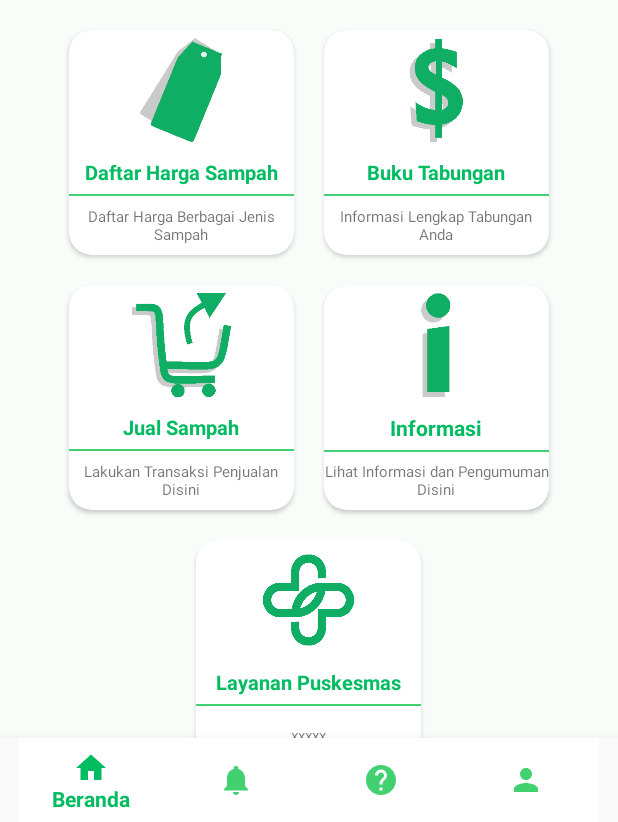
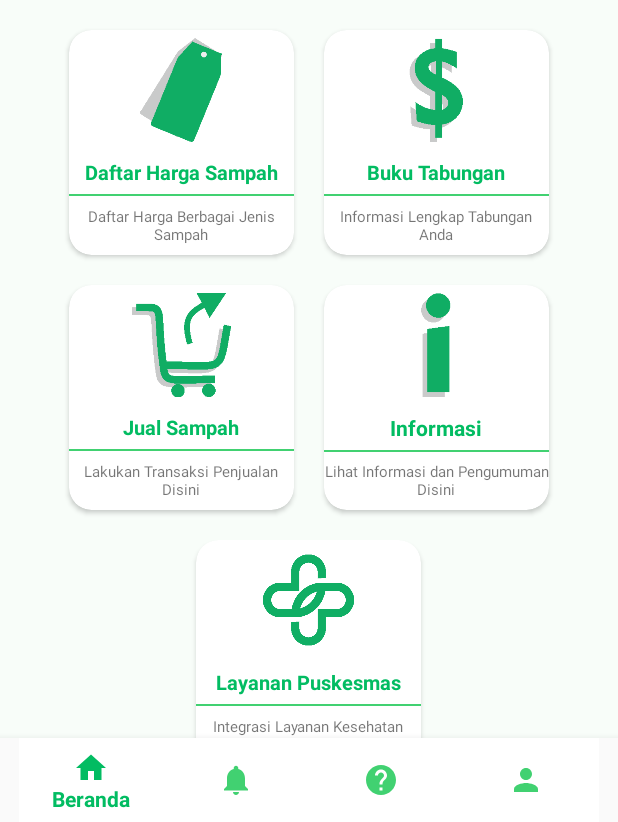
Before and after one commit to dinok97/Ewaste, an Android app: the screen it shows after launch once a user with an empty profile is signed in (HomeActivity), on a phone screen of 412 x 824 dp, the part 414-1236 px from its top. Run offline under Robolectric (Android 15) with nearby library versions, the phone set to English and light mode, and no system bars; our stand-ins replace Firebase (no records; nobody signed in at launch, a user with empty details on screens opened directly).

Commit message:
adjust layout

```diff
--- a/app/src/main/res/layout/fragment_help.xml
+++ b/app/src/main/res/layout/fragment_help.xml
@@ -196,6 +196,7 @@
                 android:layout_height="wrap_content"
                 android:clickable="true"
                 android:focusable="true"
+                android:layout_marginBottom="10dp"
                 android:orientation="vertical">
                 <ImageView
                     android:id="@+id/phone"
@@ -213,12 +214,6 @@
                     android:textSize="13sp" />
             </LinearLayout>
 
-            <View
-                android:layout_width="match_parent"
-                android:layout_height="1dp"
-                android:layout_marginBottom="5dp"
-                android:layout_marginTop="5dp"
-                android:background="@color/grey"/>
         </LinearLayout>
     </android.support.v7.widget.CardView>
 </LinearLayout>
--- a/app/src/main/res/layout/fragment_home.xml
+++ b/app/src/main/res/layout/fragment_home.xml
@@ -282,62 +282,64 @@
                             android:layout_width="match_parent"
                             android:layout_height="match_parent"
                             android:gravity="center"
-                            android:text="xxxxx"
+                            android:text="@string/exp_puskesmas"
                             tools:ignore="SmallSp" />
                     </LinearLayout>
                 </android.support.v7.widget.CardView>
             </LinearLayout>
 
-            <LinearLayout
-                android:layout_width="match_parent"
-                android:layout_height="wrap_content"
-                android:gravity="center"
-                android:orientation="vertical">
+<!--            <LinearLayout-->
+<!--                android:layout_width="match_parent"-->
+<!--                android:layout_height="wrap_content"-->
+<!--                android:gravity="center"-->
+<!--                android:layout_marginBottom="100dp"-->
+<!--                android:orientation="vertical">-->
 
-                <android.support.v7.widget.CardView
-                    android:id="@+id/explan"
-                    android:layout_width="match_parent"
-                    android:layout_height="120dp"
-                    android:layout_margin="10dp"
-                    android:clickable="true"
-                    android:foreground="?android:attr/selectableItemBackground"
-                    android:padding="10dp"
-                    android:focusable="true">
+<!--                <android.support.v7.widget.CardView-->
+<!--                    android:id="@+id/explan"-->
+<!--                    android:layout_width="match_parent"-->
+<!--                    android:layout_height="100dp"-->
+<!--                    android:layout_margin="10dp"-->
+<!--                    android:clickable="true"-->
+<!--                    android:foreground="?android:attr/selectableItemBackground"-->
+<!--                    android:padding="10dp"-->
+<!--                    app:cardCornerRadius="15dp"-->
+<!--                    android:focusable="true">-->
 
-                    <LinearLayout
-                        android:layout_width="match_parent"
-                        android:layout_height="match_parent"
-                        android:gravity="center"
-                        android:orientation="vertical">
+<!--                    <LinearLayout-->
+<!--                        android:layout_width="match_parent"-->
+<!--                        android:layout_height="match_parent"-->
+<!--                        android:gravity="center"-->
+<!--                        android:orientation="vertical">-->
 
-                        <TextView
-                            android:layout_width="wrap_content"
-                            android:layout_height="wrap_content"
-                            android:layout_margin="10dp"
-                            android:text="@string/resik_apik_application"
-                            android:textStyle="bold" />
+<!--                        <TextView-->
+<!--                            android:layout_width="wrap_content"-->
+<!--                            android:layout_height="wrap_content"-->
+<!--                            android:layout_margin="10dp"-->
+<!--                            android:text="@string/aplikasi_resik_apik"-->
+<!--                            android:textStyle="bold" />-->
 
-                        <View
-                            android:layout_width="match_parent"
-                            android:layout_height="1dp"
-                            android:background="@color/colorPrimary"/>
+<!--                        <View-->
+<!--                            android:layout_width="match_parent"-->
+<!--                            android:layout_height="1dp"-->
+<!--                            android:background="@color/colorPrimary"/>-->
 
-                        <TextView
-                            android:textSize="11sp"
-                            android:layout_width="match_parent"
-                            android:layout_height="match_parent"
-                            android:gravity="center"
-                            android:padding="10dp"
-                            android:text="@string/pengertian"
-                            tools:ignore="SmallSp" />
-                    </LinearLayout>
-                </android.support.v7.widget.CardView>
-            </LinearLayout>
-            <TextView
-                android:layout_width="match_parent"
-                android:layout_height="wrap_content"
-                android:text="@string/x"
-                android:textColor="@color/backColor"/>
+<!--                        <TextView-->
+<!--                            android:textSize="11sp"-->
+<!--                            android:layout_width="match_parent"-->
+<!--                            android:layout_height="match_parent"-->
+<!--                            android:gravity="center"-->
+<!--                            android:padding="10dp"-->
+<!--                            android:text="@string/pengertian"-->
+<!--                            tools:ignore="SmallSp" />-->
+<!--                    </LinearLayout>-->
+<!--                </android.support.v7.widget.CardView>-->
+<!--            </LinearLayout>-->
+<!--            <TextView-->
+<!--                android:layout_width="match_parent"-->
+<!--                android:layout_height="wrap_content"-->
+<!--                android:text="@string/x"-->
+<!--                android:textColor="@color/backColor"/>-->
         </LinearLayout>
     </android.support.v4.widget.NestedScrollView>
 
--- a/app/src/main/res/values/strings.xml
+++ b/app/src/main/res/values/strings.xml
@@ -146,6 +146,8 @@ Tinggal bagaimana program bagus ini dilanjutkan agar semakin meningkat dan unit/
     <string name="puskesmas_tujuan">Puskesmas Tujuan</string>
     <string name="keluhan_penyakit">Keluhan Penyakit</string>
     <string name="tarif_layanan">Tarif Layanan</string>
+    <string name="exp_puskesmas">Integrasi Layanan Kesehatan Puskesmas</string>
+    <string name="aplikasi_resik_apik">Aplikasi Resik Apik</string>
     <string-array name="waste_type_array">
         <item>Semua</item>
         <item>Plastik</item>
```
